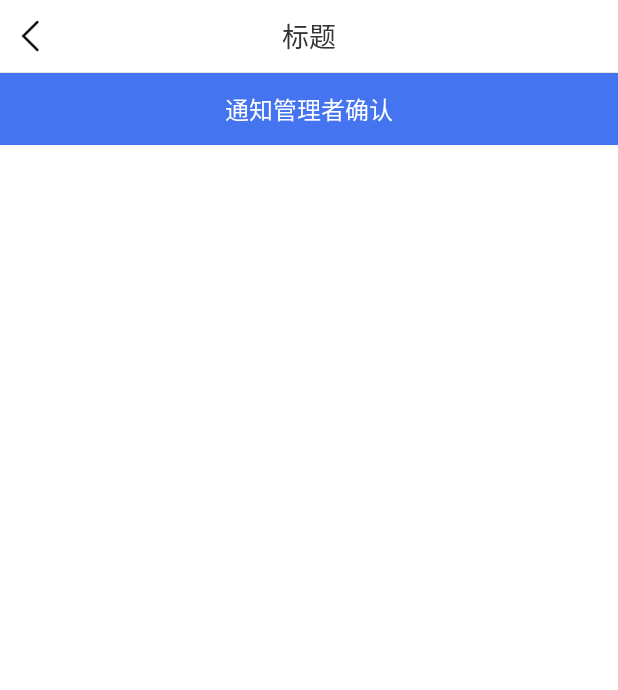
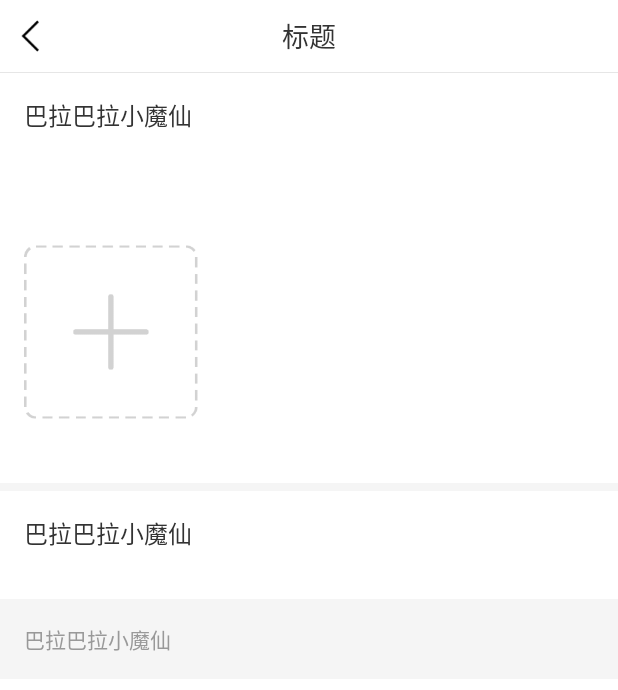
Before and after one commit to GoddessSun/tour, an Android app: the AppointPhotosActivity screen opened directly, with no data from a screen before it, on a phone screen of 412 x 824 dp. Shown: the top 690 px of the screen. Run offline under Robolectric (Android 15) with nearby library versions, the phone set to English and light mode, and no system bars; our stand-ins replace ButterKnife; libraries missing offline, so code that uses them is left out: com.alibaba.android.

Commit message:
修改签名配置

```diff
--- a/app/build.gradle
+++ b/app/build.gradle
@@ -5,7 +5,7 @@ android {
         release {
             keyAlias 'tour'
             keyPassword 'tour.123'
-            storeFile file('../Tour/app/keystore/tour.jks')
+            storeFile file('../app/keystore/tour.jks')
             storePassword 'tour.123'
         }
     }
@@ -28,6 +28,10 @@ android {
         release {
             minifyEnabled false
             proguardFiles getDefaultProguardFile('proguard-android.txt'), 'proguard-rules.pro'
+            signingConfig signingConfigs.release
+        }
+        debug {
+            signingConfig signingConfigs.release
         }
     }
     dataBinding {
@@ -65,7 +69,6 @@ dependencies {
     annotationProcessor 'com.github.bumptech.glide:compiler:4.5.0'
     androidTestImplementation 'com.android.support.test:runner:1.0.1'
     androidTestImplementation 'com.android.support.test.espresso:espresso-core:3.0.1'
-
     compile 'com.squareup.retrofit2:retrofit:2.0.2'
     compile 'com.squareup.retrofit2:converter-gson:2.0.2'
     compile 'com.squareup.retrofit2:adapter-rxjava:2.0.2'
--- a/app/src/main/java/com/sun/tour/appointment/AppointPhotosActivity.java
+++ b/app/src/main/java/com/sun/tour/appointment/AppointPhotosActivity.java
@@ -2,16 +2,30 @@ package com.sun.tour.appointment;
 
 import android.support.v7.app.AppCompatActivity;
 import android.os.Bundle;
+import android.support.v7.widget.GridLayoutManager;
+import android.support.v7.widget.RecyclerView;
 
 import com.alibaba.android.arouter.facade.annotation.Route;
 import com.sun.tour.R;
+import com.sun.tour.appointment.adapter.AddPhotoAdapter;
 import com.sun.tour.base.BaseActivity;
+
+import butterknife.BindView;
+
 @Route(path = "/tour/appointment/appoint_photo_activity")
 public class AppointPhotosActivity extends BaseActivity {
 
+    @BindView(R.id.recyclerView_appoint_photo_first)
+    RecyclerView mFirstRecyclerView;
     @Override
     protected void onCreate(Bundle savedInstanceState) {
         super.onCreate(savedInstanceState);
         setContentView(R.layout.activity_appoint_photos);
+
+        GridLayoutManager gridLayoutManager = new GridLayoutManager(this,3);
+        mFirstRecyclerView.setLayoutManager(gridLayoutManager);
+        mFirstRecyclerView.setAdapter(new AddPhotoAdapter(null));
+
+
     }
 }
--- /dev/null
+++ b/app/src/main/java/com/sun/tour/appointment/adapter/AddPhotoAdapter.java
@@ -0,0 +1,64 @@
+package com.sun.tour.appointment.adapter;
+
+import android.support.v7.widget.RecyclerView;
+import android.view.LayoutInflater;
+import android.view.View;
+import android.view.ViewGroup;
+import android.widget.ImageView;
+import android.widget.RelativeLayout;
+
+import com.sun.tour.R;
+import com.sun.tour.TourApplation;
+import com.sun.tour.utils.CommonUtil;
+
+import java.util.ArrayList;
+import java.util.List;
+
+import butterknife.BindView;
+import butterknife.ButterKnife;
+
+/**
+ * Date: 2018/2/1
+ * Time: 9:31
+ * author: sunmingmao
+ */
+
+public class AddPhotoAdapter extends RecyclerView.Adapter<AddPhotoAdapter.AddPhotoViewHolder>{
+
+    private List<String> mImagePathList;
+
+    public AddPhotoAdapter(List<String> imagePathList) {
+        mImagePathList = imagePathList;
+    }
+
+    @Override
+    public AddPhotoViewHolder onCreateViewHolder(ViewGroup parent, int viewType) {
+        View itemView = LayoutInflater.from(parent.getContext()).inflate(R.layout.item_add_photo, null);
+        AddPhotoViewHolder addPhotoViewHolder = new AddPhotoViewHolder(itemView);
+        return addPhotoViewHolder;
+    }
+
+    @Override
+    public void onBindViewHolder(AddPhotoViewHolder holder, int position) {
+
+    }
+
+    @Override
+    public int getItemCount() {
+        return mImagePathList == null ? 1 : mImagePathList.size()+1;
+    }
+
+    public class AddPhotoViewHolder extends RecyclerView.ViewHolder{
+        @BindView(R.id.image_item_add_photo)
+        ImageView mImageView;
+        public AddPhotoViewHolder(View itemView) {
+            super(itemView);
+            ButterKnife.bind(this,itemView);
+            ViewGroup.LayoutParams layoutParams = mImageView.getLayoutParams();
+            int screenWidth = CommonUtil.getScreenDisplay(TourApplation.getAppContext())[0];
+            int width = screenWidth-(CommonUtil.dip2px(TourApplation.getAppContext(),16*4));
+            layoutParams.width = width;
+            mImageView.setLayoutParams(layoutParams);
+        }
+    }
+}
--- a/app/src/main/java/com/sun/tour/utils/CommonUtil.java
+++ b/app/src/main/java/com/sun/tour/utils/CommonUtil.java
@@ -1,8 +1,14 @@
 package com.sun.tour.utils;
 
 import android.content.Context;
+import android.content.pm.PackageInfo;
+import android.content.pm.PackageManager;
 import android.util.DisplayMetrics;
 import android.view.WindowManager;
+
+import java.security.MessageDigest;
+import java.security.NoSuchAlgorithmException;
+import java.util.Locale;
 
 /**
  * Created by lenovo on 2018/1/20.
@@ -46,4 +52,30 @@ public class CommonUtil {
         final float scale = context.getResources().getDisplayMetrics().density;
         return (int) (pxValue / scale + 0.5f);
     }
+
+    public static String sHA1(Context context) {
+        try {
+            PackageInfo info = context.getPackageManager().getPackageInfo(
+                    context.getPackageName(), PackageManager.GET_SIGNATURES);
+            byte[] cert = info.signatures[0].toByteArray();
+            MessageDigest md = MessageDigest.getInstance("SHA1");
+            byte[] publicKey = md.digest(cert);
+            StringBuffer hexString = new StringBuffer();
+            for (int i = 0; i < publicKey.length; i++) {
+                String appendString = Integer.toHexString(0xFF & publicKey[i])
+                        .toUpperCase(Locale.US);
+                if (appendString.length() == 1)
+                    hexString.append("0");
+                hexString.append(appendString);
+                hexString.append(":");
+            }
+            String result = hexString.toString();
+            return result.substring(0, result.length()-1);
+        } catch (PackageManager.NameNotFoundException e) {
+            e.printStackTrace();
+        } catch (NoSuchAlgorithmException e) {
+            e.printStackTrace();
+        }
+        return null;
+    }
 }
--- a/app/src/main/res/layout/activity_appoint_photos.xml
+++ b/app/src/main/res/layout/activity_appoint_photos.xml
@@ -7,7 +7,72 @@
     android:orientation="vertical"
     tools:context="com.sun.tour.appointment.AppointPhotosActivity">
 
+    <android.support.v4.widget.NestedScrollView
+        android:layout_width="match_parent"
+        android:layout_height="wrap_content"
+        android:background="@color/backgraound">
+        <LinearLayout
+            android:layout_width="match_parent"
+            android:layout_height="wrap_content"
+            android:orientation="vertical">
 
+            <RelativeLayout
+                android:layout_width="match_parent"
+                android:layout_height="wrap_content"
+                android:background="@color/white">
+                <TextView
+                    android:id="@+id/text_photo_first_name"
+                    android:layout_width="wrap_content"
+                    android:layout_height="wrap_content"
+                    android:textSize="@dimen/text_normal_size"
+                    android:textColor="@color/text_color333"
+                    android:text="巴拉巴拉小魔仙"
+                    android:padding="@dimen/dimen16"/>
+
+                <android.support.v7.widget.RecyclerView
+                    android:id="@+id/recyclerView_appoint_photo_first"
+                    android:layout_width="match_parent"
+                    android:layout_height="wrap_content"
+                    android:layout_below="@id/text_photo_first_name"
+                    android:paddingTop="@dimen/dimen16"
+                    android:paddingLeft="@dimen/dimen16"/>
+            </RelativeLayout>
+
+            <View
+                android:layout_width="match_parent"
+                android:layout_height="5dp"
+                android:background="@color/backgraound"/>
+
+            <RelativeLayout
+                android:layout_width="match_parent"
+                android:layout_height="wrap_content"
+                android:padding="@dimen/dimen16"
+                android:background="@color/white">
+                <TextView
+                    android:id="@+id/text_photo_second_name"
+                    android:layout_width="wrap_content"
+                    android:layout_height="wrap_content"
+                    android:textSize="@dimen/text_normal_size"
+                    android:textColor="@color/text_color333"
+                    android:text="巴拉巴拉小魔仙"/>
+
+                <android.support.v7.widget.RecyclerView
+                    android:layout_width="match_parent"
+                    android:layout_height="wrap_content"
+                    android:layout_below="@id/text_photo_second_name"
+                    android:paddingTop="@dimen/dimen16"/>
+            </RelativeLayout>
+
+            <TextView
+                android:layout_width="match_parent"
+                android:layout_height="wrap_content"
+                android:background="@color/backgraound"
+                android:text="巴拉巴拉小魔仙"
+                android:textColor="@color/text_color999"
+                android:textSize="@dimen/title_small_txt_size"
+                android:padding="@dimen/dimen16"/>
+        </LinearLayout>
+    </android.support.v4.widget.NestedScrollView>
     <TextView
         android:layout_width="match_parent"
         android:layout_height="48dp"
@@ -15,5 +80,6 @@
         android:textColor="@color/white"
         android:textSize="16sp"
         android:gravity="center"
+        android:visibility="invisible"
         android:background="@color/colorPrimary"/>
 </LinearLayout>
--- /dev/null
+++ b/app/src/main/res/layout/item_add_photo.xml
@@ -0,0 +1,13 @@
+<?xml version="1.0" encoding="utf-8"?>
+<RelativeLayout xmlns:android="http://schemas.android.com/apk/res/android"
+    android:layout_width="wrap_content"
+    android:layout_height="wrap_content">
+
+    <ImageView
+        android:id="@+id/image_item_add_photo"
+        android:layout_width="wrap_content"
+        android:layout_height="wrap_content"
+        android:src="@drawable/ic_add_photo"
+        android:layout_marginRight="@dimen/dimen16"/>
+
+</RelativeLayout>
```
Also changed, not shown: app/src/main/java/com/sun/tour/MainActivity.java (+7 -0 lines), app/src/main/res/drawable-xhdpi/ic_add_photo.png (added).
